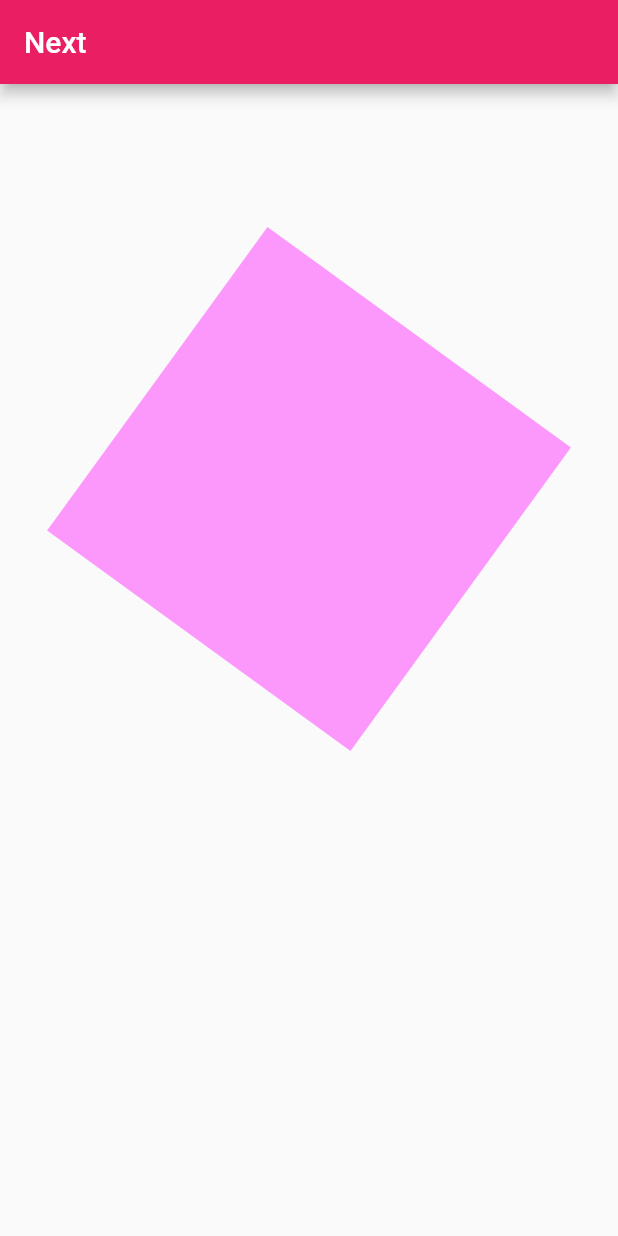
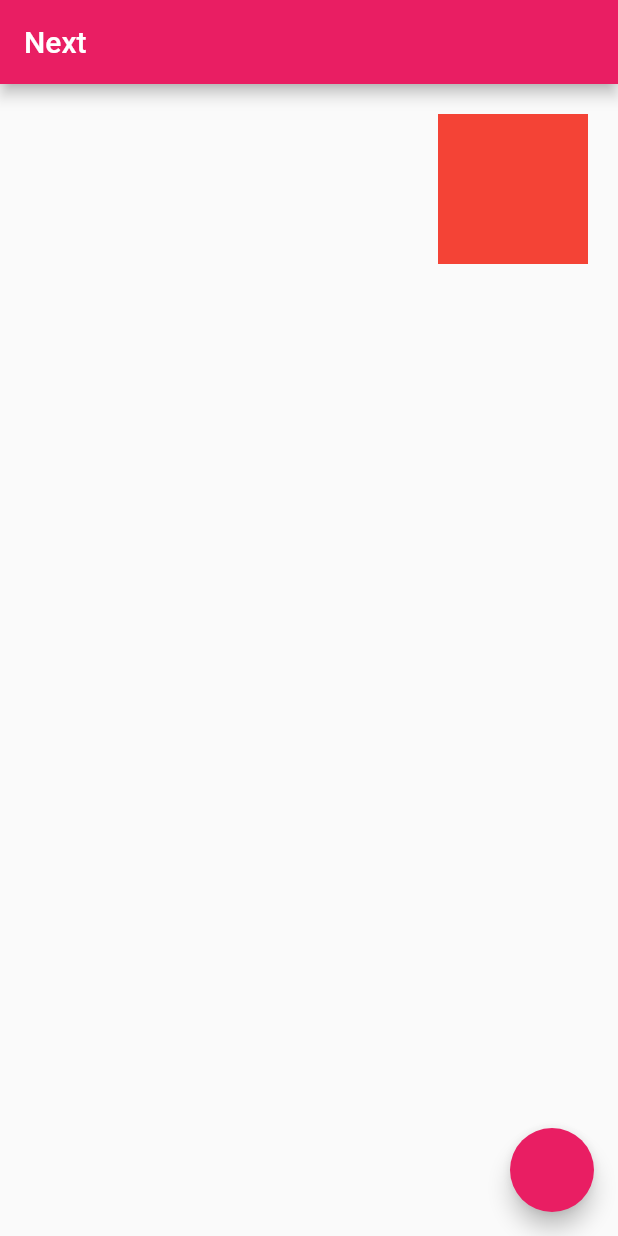
Before and after one commit to sin0713/FlutterSample, a Flutter app: the screen it shows after launch, on a phone screen of 412 x 824 dp. Run offline on Flutter 3.47's test engine with Material 2 defaults, Android fonts, the phone set to English and light mode, and no system bars.

Commit message:
[Add]AnimatedAlign

```diff
--- a/flutter_app/lib/main.dart
+++ b/flutter_app/lib/main.dart
@@ -36,25 +36,12 @@ class FirstScreen extends StatefulWidget {
 }
 
 class _FirstScreenState extends State<FirstScreen> with SingleTickerProviderStateMixin{
-  late Animation<double> animation;
-  late AnimationController controller;
+  bool flg = false;
 
   @override
   void initState() {
     super.initState();
-    controller = AnimationController(
-      duration: const Duration(seconds: 3),
-      vsync: this
-    );
 
-    animation = Tween<double>(begin: 0, end: pi*2)
-    .animate(controller)
-    ..addListener(() {
-      setState(() {
-        // do nothing...
-      });
-    });
-    controller.repeat(reverse: false);
   }
 
   @override
@@ -63,21 +50,29 @@ class _FirstScreenState extends State<FirstScreen> with SingleTickerProviderStat
        appBar: AppBar(
          title: const Text('Next'),
        ),
-       body: Center(
+       body: Padding(
+         padding: EdgeInsets.all(20),
          child: Column(
            children: [
-             const Padding(padding: EdgeInsets.all(10)),
-             Container(
-               width: 300,
-               height: 300,
-               child: CustomPaint(
-                 painter: MyPaint(animation.value),
-                 child: const Center(),
+             AnimatedAlign(
+               alignment: flg ? Alignment.topLeft : Alignment.topRight,
+               duration: const Duration(seconds: 1),
+               curve: Curves.linear,
+               child: Container(
+                 color: Colors.red,
+                 width: 100,
+                 height: 100,
                ),
-             ),
+             )
            ],
          ),
-       )
+       ),
+      floatingActionButton: FloatingActionButton(
+        onPressed: () {
+          setState(() {
+            flg = !flg;
+          });
+        }),
      );
   }
 }
```
